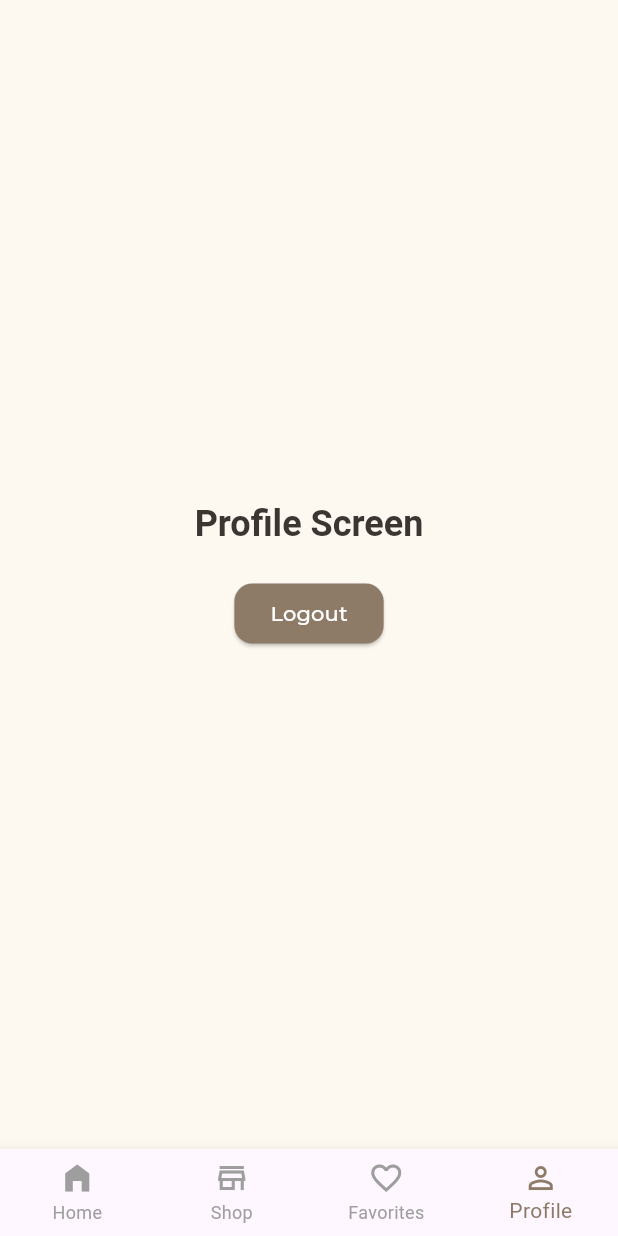
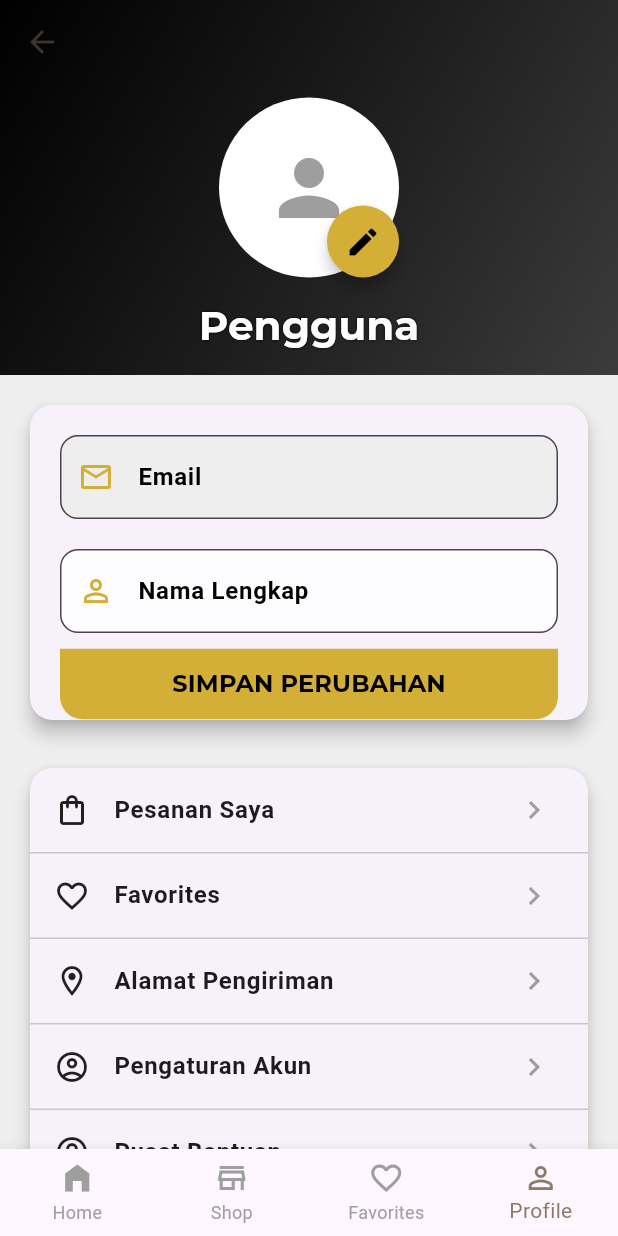
Before and after one commit to Fadilah-Fikri/adultmen_projek, a Flutter app: the HomeScreen screen opened by its route, item 4 of the bottom bar chosen, on a phone screen of 412 x 824 dp. Run offline on Flutter 3.47's test engine with Material 3 defaults, Android fonts, the phone set to English and light mode, and no system bars; our stand-ins replace data_table_2, file_picker, fl_chart, google_fonts, shimmer, supabase_flutter; accounts and stored records are empty.

Commit message:
update profil (yasar)

```diff
--- a/lib/main.dart
+++ b/lib/main.dart
@@ -26,7 +26,7 @@
   @override
   Widget build(BuildContext context) {
     return MaterialApp(
-      title: 'Semerbak Harum',
+      title: 'Scentify',
       debugShowCheckedModeBanner: false,
       theme: _buildThemeData(),
       initialRoute: '/', // Mulai dari splash screen untuk cek auth
--- a/lib/screen/home_screen.dart
+++ b/lib/screen/home_screen.dart
@@ -2,6 +2,7 @@ import 'package:flutter/material.dart';
 import 'package:adultmen_uas/widget/fragrance_card.dart';
 import 'package:shimmer/shimmer.dart';
 import 'package:supabase_flutter/supabase_flutter.dart';
+import 'profile_page.dart';
 
 class Fragrance {
   final String id;
@@ -95,30 +96,19 @@ class _HomeScreenState extends State<HomeScreen> {
     });
   }
 
-  @override
+   @override
   Widget build(BuildContext context) {
+    // --- UBAH ISI DARI LIST INI ---
     final List<Widget> _widgetOptions = <Widget>[
       _buildHomeContent(),
-      Center(child: Text('Shop Screen', style: Theme.of(context).textTheme.headlineSmall)),
-      Center(child: Text('Favorites Screen', style: Theme.of(context).textTheme.headlineSmall)),
       Center(
-        child: Column(
-          mainAxisAlignment: MainAxisAlignment.center,
-          children: [
-            Text('Profile Screen', style: Theme.of(context).textTheme.headlineSmall),
-            const SizedBox(height: 20),
-            ElevatedButton(
-              onPressed: () async {
-                await Supabase.instance.client.auth.signOut();
-                if (mounted) {
-                  Navigator.pushReplacementNamed(context, '/');
-                }
-              },
-              child: const Text('Logout'),
-            )
-          ],
-        ),
-      ),
+          child: Text('Shop Screen',
+              style: Theme.of(context).textTheme.headlineSmall)),
+      Center(
+          child: Text('Favorites Screen',
+              style: Theme.of(context).textTheme.headlineSmall)),
+      // GANTI WIDGET INI DARI 'Center' MENJADI 'ProfilePage'
+      const ProfilePage(),
     ];
 
     return Scaffold(
@@ -150,7 +140,7 @@ class _HomeScreenState extends State<HomeScreen> {
           pinned: true,
           snap: false,
           centerTitle: true,
-          title: Text('Semerbak Harum'),
+          title: Text('Scentify'),
           actions: [IconButton(onPressed: null, icon: Icon(Icons.search))],
         ),
         _buildSectionTitle(context, "Featured Fragrances"),
--- /dev/null
+++ b/lib/screen/profile_page.dart
@@ -0,0 +1,430 @@
+import 'dart:typed_data';
+import 'package:file_picker/file_picker.dart';
+import 'package:flutter/material.dart';
+import 'package:supabase_flutter/supabase_flutter.dart';
+
+class ProfilePage extends StatefulWidget {
+  const ProfilePage({Key? key}) : super(key: key);
+
+  @override
+  State<ProfilePage> createState() => _ProfilePageState();
+}
+
+class _ProfilePageState extends State<ProfilePage> {
+  final _formKey = GlobalKey<FormState>();
+  final _nameController = TextEditingController();
+  bool _isLoading = true;
+  String? _userId;
+  String? _email;
+  String? _avatarUrl;
+  Uint8List? _selectedImageBytes;
+  String? _selectedImageName;
+
+  @override
+  void initState() {
+    super.initState();
+    _loadInitialData();
+  }
+
+  @override
+  void dispose() {
+    _nameController.dispose();
+    super.dispose();
+  }
+
+  // --- SEMUA FUNGSI LOGIC (UNCHANGED) ---
+  // _loadInitialData, _pickAvatar, _uploadAvatar, _updateProfile
+  // tidak diubah sama sekali dan tetap sama seperti sebelumnya.
+  // ... (Kode fungsi logic Anda diletakkan di sini)
+  Future<void> _loadInitialData() async {
+    setState(() => _isLoading = true);
+    try {
+      final user = Supabase.instance.client.auth.currentUser;
+      if (user != null) {
+        _userId = user.id;
+        _email = user.email;
+
+        final data = await Supabase.instance.client
+            .from('profiles')
+            .select('full_name, avatar_url')
+            .eq('id', _userId!)
+            .single();
+
+        if (mounted) {
+          _nameController.text = data['full_name'] ?? '';
+          _avatarUrl = data['avatar_url'];
+        }
+      }
+    } catch (e) {
+      if (mounted) {
+        ScaffoldMessenger.of(context).showSnackBar(SnackBar(
+          content: Text('Gagal memuat data profil: $e'),
+          backgroundColor: Theme.of(context).colorScheme.error,
+        ));
+      }
+    } finally {
+      if (mounted) {
+        setState(() => _isLoading = false);
+      }
+    }
+  }
+
+  Future<void> _pickAvatar() async {
+    try {
+      final result = await FilePicker.platform.pickFiles(
+        type: FileType.image,
+        withData: true,
+      );
+      if (result != null && result.files.isNotEmpty) {
+        setState(() {
+          _selectedImageBytes = result.files.first.bytes;
+          _selectedImageName = result.files.first.name;
+        });
+      }
+    } catch (e) {
+      if (mounted) {
+        ScaffoldMessenger.of(context).showSnackBar(SnackBar(
+          content: Text('Gagal memilih gambar: $e'),
+          backgroundColor: Theme.of(context).colorScheme.error,
+        ));
+      }
+    }
+  }
+
+  Future<String?> _uploadAvatar() async {
+    if (_selectedImageBytes == null || _selectedImageName == null) {
+      return null;
+    }
+
+    try {
+      final filePath =
+          'avatars/$_userId/${DateTime.now().toIso8601String()}_$_selectedImageName';
+      await Supabase.instance.client.storage.from('avatars').uploadBinary(
+            filePath,
+            _selectedImageBytes!,
+            fileOptions: FileOptions(
+                contentType: 'image/${_selectedImageName!.split('.').last}'),
+          );
+
+      return Supabase.instance.client.storage
+          .from('avatars')
+          .getPublicUrl(filePath);
+    } catch (e) {
+      if (mounted) {
+        ScaffoldMessenger.of(context).showSnackBar(SnackBar(
+          content: Text('Gagal mengunggah gambar: $e'),
+          backgroundColor: Theme.of(context).colorScheme.error,
+        ));
+      }
+      return null;
+    }
+  }
+
+  Future<void> _updateProfile() async {
+    if (!_formKey.currentState!.validate()) {
+      return;
+    }
+    setState(() => _isLoading = true);
+
+    try {
+      String? newAvatarUrl = _avatarUrl;
+
+      if (_selectedImageBytes != null) {
+        newAvatarUrl = await _uploadAvatar();
+        if (newAvatarUrl == null) {
+          setState(() => _isLoading = false);
+          return;
+        }
+      }
+
+      final updates = {
+        'id': _userId!,
+        'full_name': _nameController.text.trim(),
+        'updated_at': DateTime.now().toIso8601String(),
+        'avatar_url': newAvatarUrl,
+      };
+
+      await Supabase.instance.client.from('profiles').upsert(updates);
+
+      if (mounted) {
+        ScaffoldMessenger.of(context).showSnackBar(const SnackBar(
+          content: Text('Profil berhasil diperbarui!'),
+          backgroundColor: Colors.green,
+        ));
+        setState(() {
+          _avatarUrl = newAvatarUrl;
+        });
+      }
+    } catch (e) {
+      if (mounted) {
+        ScaffoldMessenger.of(context).showSnackBar(SnackBar(
+          content: Text('Gagal memperbarui profil: $e'),
+          backgroundColor: Theme.of(context).colorScheme.error,
+        ));
+      }
+    } finally {
+      if (mounted) {
+        setState(() => _isLoading = false);
+        _selectedImageBytes = null;
+        _selectedImageName = null;
+      }
+    }
+  }
+
+
+  Widget _buildAvatar() {
+    ImageProvider<Object> backgroundImage;
+    if (_selectedImageBytes != null) {
+      backgroundImage = MemoryImage(_selectedImageBytes!);
+    } else if (_avatarUrl != null && _avatarUrl!.isNotEmpty) {
+      backgroundImage = NetworkImage(_avatarUrl!);
+    } else {
+      return const CircleAvatar(
+        radius: 60,
+        backgroundColor: Colors.white,
+        child: Icon(Icons.person, size: 60, color: Colors.grey),
+      );
+    }
+    return CircleAvatar(radius: 60, backgroundImage: backgroundImage);
+  }
+
+  @override
+  Widget build(BuildContext context) {
+    return Scaffold(
+      backgroundColor: Colors.grey[200],
+      body: _isLoading
+          ? const Center(child: CircularProgressIndicator())
+          : CustomScrollView(
+              slivers: [
+                _buildSliverAppBar(),
+                SliverToBoxAdapter(
+                  child: Padding(
+                    padding: const EdgeInsets.all(16.0),
+                    child: Column(
+                      crossAxisAlignment: CrossAxisAlignment.stretch,
+                      children: [
+                        _buildProfileFormCard(),
+                        const SizedBox(height: 24),
+                        _buildMarketplaceMenu(), // <-- MENU BARU DITAMBAHKAN DI SINI
+                        const SizedBox(height: 24),
+                        _buildLogoutButton(),
+                      ],
+                    ),
+                  ),
+                ),
+              ],
+            ),
+    );
+  }
+
+  Widget _buildSliverAppBar() {
+    return SliverAppBar(
+      expandedHeight: 250.0,
+      pinned: true,
+      floating: false,
+      elevation: 4,
+      backgroundColor: Colors.black,
+      flexibleSpace: FlexibleSpaceBar(
+        centerTitle: true,
+        title: Text(
+          _nameController.text.isNotEmpty ? _nameController.text : "Pengguna",
+          style: const TextStyle(
+            color: Colors.white,
+            fontWeight: FontWeight.bold,
+            fontSize: 18.0,
+            shadows: [Shadow(blurRadius: 2.0, color: Colors.black87)],
+          ),
+        ),
+        background: Container(
+          decoration: BoxDecoration(
+            gradient: LinearGradient(
+              colors: [Colors.black.withOpacity(0.8), Colors.grey[800]!.withOpacity(0.9)],
+              begin: Alignment.topLeft,
+              end: Alignment.bottomRight,
+            ),
+          ),
+          child: Center(
+            child: Stack(
+              children: [
+                _buildAvatar(),
+                Positioned(
+                  bottom: 0,
+                  right: 0,
+                  child: Material(
+                    color: const Color(0xFFD4AF37), // Gold color
+                    shape: const CircleBorder(),
+                    clipBehavior: Clip.antiAlias,
+                    elevation: 4.0,
+                    child: IconButton(
+                      icon: const Icon(Icons.edit, color: Colors.black),
+                      onPressed: _pickAvatar,
+                    ),
+                  ),
+                ),
+              ],
+            ),
+          ),
+        ),
+      ),
+    );
+  }
+
+  Widget _buildProfileFormCard() {
+    return Card(
+      elevation: 5.0,
+      shape: RoundedRectangleBorder(borderRadius: BorderRadius.circular(15.0)),
+      child: Padding(
+        padding: const EdgeInsets.fromLTRB(20, 20, 20, 0),
+        child: Form(
+          key: _formKey,
+          child: Column(
+            children: [
+              TextFormField(
+                initialValue: _email ?? 'Tidak ada email',
+                readOnly: true,
+                style: TextStyle(color: Colors.grey[600]),
+                decoration: InputDecoration(
+                  labelText: 'Email',
+                  labelStyle: const TextStyle(color: Colors.black, fontWeight: FontWeight.bold),
+                  prefixIcon: const Icon(Icons.email_outlined, color: Color(0xFFD4AF37)),
+                  border: OutlineInputBorder(borderRadius: BorderRadius.circular(12.0)),
+                  filled: true,
+                  fillColor: Colors.grey[200],
+                ),
+              ),
+              const SizedBox(height: 20),
+              TextFormField(
+                controller: _nameController,
+                decoration: InputDecoration(
+                  labelText: 'Nama Lengkap',
+                  labelStyle: const TextStyle(color: Colors.black, fontWeight: FontWeight.bold),
+                  prefixIcon: const Icon(Icons.person_outline, color: Color(0xFFD4AF37)),
+                  border: OutlineInputBorder(borderRadius: BorderRadius.circular(12.0)),
+                  focusedBorder: OutlineInputBorder(
+                    borderRadius: BorderRadius.circular(12.0),
+                    borderSide: const BorderSide(color: Color(0xFFD4AF37), width: 2),
+                  ),
+                ),
+                validator: (value) {
+                  if (value == null || value.isEmpty) return 'Nama tidak boleh kosong';
+                  return null;
+                },
+              ),
+              const SizedBox(height: 10), // Reduced space
+              ElevatedButton(
+                onPressed: _isLoading ? null : _updateProfile,
+                style: ElevatedButton.styleFrom(
+                  backgroundColor: const Color(0xFFD4AF37),
+                  padding: const EdgeInsets.symmetric(vertical: 12),
+                  shape: const RoundedRectangleBorder(
+                    borderRadius: BorderRadius.vertical(bottom: Radius.circular(15.0)),
+                  ),
+                  elevation: 0,
+                ),
+                child: Center(
+                  child: _isLoading
+                      ? const SizedBox(
+                          height: 24,
+                          width: 24,
+                          child: CircularProgressIndicator(color: Colors.black),
+                        )
+                      : const Text(
+                          'SIMPAN PERUBAHAN',
+                          style: TextStyle(
+                            color: Colors.black,
+                            fontWeight: FontWeight.bold,
+                            fontSize: 16,
+                          ),
+                        ),
+                ),
+              ),
+            ],
+          ),
+        ),
+      ),
+    );
+  }
+
+  Widget _buildMarketplaceMenu() {
+    return Card(
+      elevation: 5.0,
+      shape: RoundedRectangleBorder(borderRadius: BorderRadius.circular(15.0)),
+      clipBehavior: Clip.antiAlias, // Ensures content respects the border radius
+      child: Column(
+        children: [
+          _buildMenuItem(
+            icon: Icons.shopping_bag_outlined,
+            title: 'Pesanan Saya',
+            onTap: () => _showComingSoon('Halaman Pesanan Saya'),
+          ),
+          const Divider(height: 1),
+          _buildMenuItem(
+            icon: Icons.favorite_border,
+            title: 'Favorites',
+            onTap: () => _showComingSoon('Halaman Favorites'),
+          ),
+          const Divider(height: 1),
+          _buildMenuItem(
+            icon: Icons.location_on_outlined,
+            title: 'Alamat Pengiriman',
+            onTap: () => _showComingSoon('Halaman Alamat'),
+          ),
+          const Divider(height: 1),
+          _buildMenuItem(
+            icon: Icons.account_circle_outlined,
+            title: 'Pengaturan Akun',
+            onTap: () => _showComingSoon('Halaman Pengaturan Akun'),
+          ),
+           const Divider(height: 1),
+          _buildMenuItem(
+            icon: Icons.help_outline,
+            title: 'Pusat Bantuan',
+            onTap: () => _showComingSoon('Halaman Pusat Bantuan'),
+          ),
+        ],
+      ),
+    );
+  }
+
+  Widget _buildMenuItem({required IconData icon, required String title, required VoidCallback onTap}) {
+    return Material(
+      color: Colors.transparent,
+      child: ListTile(
+        leading: Icon(icon, color: Colors.black87),
+        title: Text(title, style: const TextStyle(fontWeight: FontWeight.w600)),
+        trailing: const Icon(Icons.chevron_right, color: Colors.grey),
+        onTap: onTap,
+      ),
+    );
+  }
+
+  void _showComingSoon(String pageName) {
+     ScaffoldMessenger.of(context).showSnackBar(SnackBar(
+      content: Text('$pageName segera hadir!'),
+      backgroundColor: const Color(0xFFD4AF37),
+    ));
+  }
+
+  Widget _buildLogoutButton() {
+    return OutlinedButton.icon(
+      icon: const Icon(Icons.logout, color: Colors.redAccent),
+      label: const Text(
+        'Logout',
+        style: TextStyle(color: Colors.redAccent, fontWeight: FontWeight.bold),
+      ),
+      onPressed: () async {
+        await Supabase.instance.client.auth.signOut();
+        if (mounted) {
+          Navigator.pushNamedAndRemoveUntil(context, '/', (route) => false);
+        }
+      },
+      style: OutlinedButton.styleFrom(
+        padding: const EdgeInsets.symmetric(vertical: 15),
+        side: const BorderSide(color: Colors.redAccent, width: 2),
+        shape: RoundedRectangleBorder(
+          borderRadius: BorderRadius.circular(12.0),
+        ),
+      ),
+    );
+  }
+}
```
Also changed, not shown: pubspec.yaml (+9 -0 lines), assets/icon.jpg (added), pubspec.lock, 6 other files.
